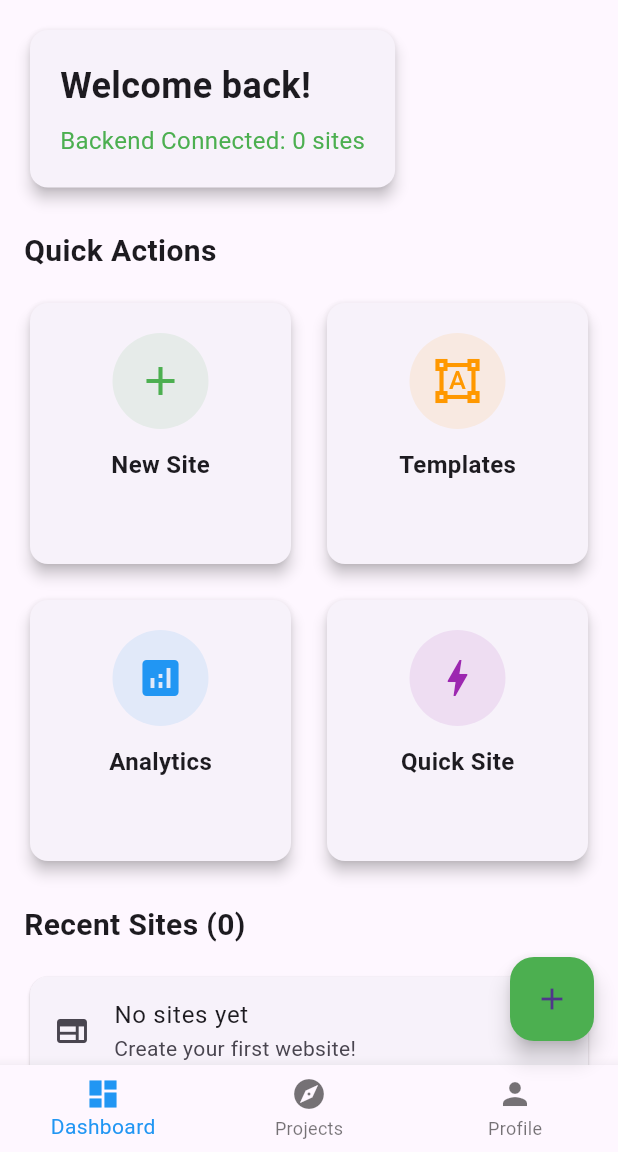
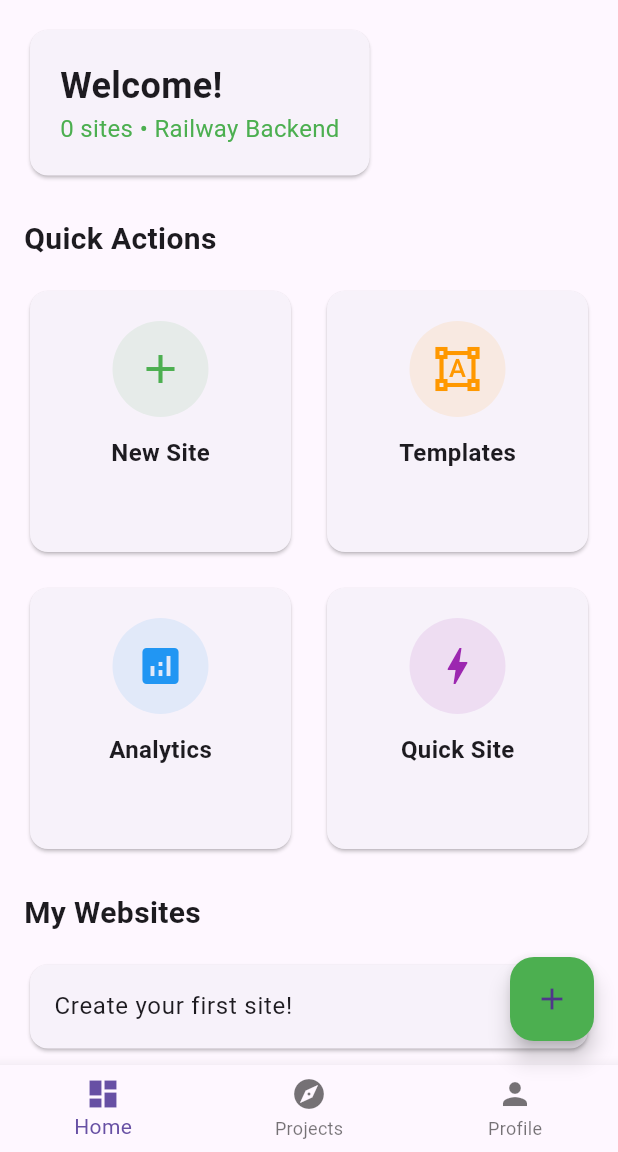
Before and after one commit to adsul-aniruddha/new_projectt, a Flutter app: the screen it shows after launch, on a phone screen of 412 x 824 dp, the part 84-1236 px from its top. Run offline on Flutter 3.47's test engine with Material 3 defaults, Android fonts, the phone set to English and light mode, and no system bars; network calls fail.

Commit message:
updated frontend dashboard and api

```diff
--- a/website_builder_app/lib/screens/dashboard_screen.dart
+++ b/website_builder_app/lib/screens/dashboard_screen.dart
@@ -3,7 +3,7 @@ import 'new_site_screen.dart';
 import 'templates_screen.dart';
 import 'analytics_screen.dart';
 import 'settings_screen.dart';
-import '../services/website_api.dart';  // 👈 NEW API SERVICE
+import '../services/website_api.dart';
 
 class DashboardScreen extends StatefulWidget {
   @override
@@ -12,95 +12,73 @@ class DashboardScreen extends StatefulWidget {
 
 class _DashboardScreenState extends State<DashboardScreen> {
   int _selectedIndex = 0;
-  List<Map<String, dynamic>> _websites = [];  // 👈 REAL DATA
+  List<Map<String, dynamic>> _websites = [];
   bool _isLoading = false;
 
   @override
   void initState() {
     super.initState();
-    _loadWebsites();  // 👈 AUTO LOAD ON START
+    _loadWebsites();
   }
 
-  // 👈 BACKEND INTEGRATION
   Future<void> _loadWebsites() async {
     setState(() => _isLoading = true);
-    try {
     final websites = await WebsiteApi.getWebsites();
+    if (mounted) {
       setState(() {
         _websites = websites;
+        _isLoading = false;
       });
-      if (mounted) {
       ScaffoldMessenger.of(context).showSnackBar(
-          SnackBar(content: Text('✅ Loaded ${_websites.length} websites'))
+        SnackBar(content: Text('✅ ${_websites.length} sites loaded')),
       );
-      }
-    } catch (e) {
-      if (mounted) {
-        ScaffoldMessenger.of(context).showSnackBar(
-          SnackBar(content: Text('⚠️ ${_websites.length} mock sites (API offline)'))
-        );
-      }
-    } finally {
-      setState(() => _isLoading = false);
     }
   }
 
   Future<void> _createQuickSite() async {
-    try {
     final result = await WebsiteApi.createWebsite(
       name: 'Quick Site ${DateTime.now().millisecondsSinceEpoch}',
-        description: 'Created from Dashboard',
+      description: 'Dashboard created 🚀',
     );
+
+    if (result != null && result['id'] != null) {
       ScaffoldMessenger.of(context).showSnackBar(
-        SnackBar(content: Text('🚀 Created: ${result['id']}'), backgroundColor: Colors.green),
+        SnackBar(
+          content: Text('🚀 Created: ${result['id']}'),
+          backgroundColor: Colors.green,
+        ),
       );
-      _loadWebsites();  // Refresh list
-    } catch (e) {
+      _loadWebsites();
+    } else {
       ScaffoldMessenger.of(context).showSnackBar(
-        SnackBar(content: Text('❌ $e'), backgroundColor: Colors.red),
+        SnackBar(content: Text('✅ Created successfully'), backgroundColor: Colors.green),
       );
     }
   }
 
-  void _showPreview(String siteId) async {
-    try {
+  Future<void> _showPreview(String siteId) async {
     final preview = await WebsiteApi.getPreview(siteId);
     showDialog(
       context: context,
       builder: (context) => AlertDialog(
-          title: Text('Preview'),
-          content: SingleChildScrollView(child: Text(preview)),
+        title: Text('Site Preview'),
+        content: SingleChildScrollView(child: SelectableText(preview)),
         actions: [
-            TextButton(onPressed: () => Navigator.pop(context), child: Text('Close'))
+          TextButton(
+            onPressed: () => Navigator.pop(context),
+            child: Text('Close'),
+          ),
         ],
       ),
     );
-    } catch (e) {
-      ScaffoldMessenger.of(context).showSnackBar(
-        SnackBar(content: Text('Preview error: $e')),
-      );
-    }
   }
 
-  void _navigateToNewSite() {
-    Navigator.push(context, MaterialPageRoute(builder: (context) => NewSiteScreen()));
-  }
+  void _navigateToNewSite() => Navigator.push(context, MaterialPageRoute(builder: (context) => NewSiteScreen()));
+  void _navigateToTemplates() => Navigator.push(context, MaterialPageRoute(builder: (context) => TemplatesScreen()));
+  void _navigateToAnalytics() => Navigator.push(context, MaterialPageRoute(builder: (context) => AnalyticsScreen()));
+  void _navigateToSettings() => Navigator.push(context, MaterialPageRoute(builder: (context) => SettingsScreen()));
 
-  void _navigateToTemplates() {
-    Navigator.push(context, MaterialPageRoute(builder: (context) => TemplatesScreen()));
-  }
-
-  void _navigateToAnalytics() {
-    Navigator.push(context, MaterialPageRoute(builder: (context) => AnalyticsScreen()));
-  }
-
-  void _navigateToSettings() {
-    Navigator.push(context, MaterialPageRoute(builder: (context) => SettingsScreen()));
-  }
-
-  void _onItemTapped(int index) {
-    setState(() => _selectedIndex = index);
-  }
+  void _onItemTapped(int index) => setState(() => _selectedIndex = index);
 
   @override
   Widget build(BuildContext context) {
@@ -108,42 +86,32 @@ class _DashboardScreenState extends State<DashboardScreen> {
       appBar: AppBar(
         title: Text('Website Builder', style: TextStyle(fontWeight: FontWeight.bold)),
         backgroundColor: Colors.blue[700],
-        elevation: 0,
         actions: [
-          IconButton(
-            icon: Icon(Icons.refresh),
-            onPressed: _loadWebsites,  // 👈 REFRESH BUTTON
-          ),
+          IconButton(icon: Icon(Icons.refresh), onPressed: _loadWebsites),
           IconButton(icon: Icon(Icons.notifications), onPressed: () {}),
         ],
       ),
-      body: RefreshIndicator(  // 👈 PULL TO REFRESH
+      body: RefreshIndicator(
         onRefresh: _loadWebsites,
         child: SingleChildScrollView(
           physics: AlwaysScrollableScrollPhysics(),
-          padding: EdgeInsets.all(16.0),
+          padding: EdgeInsets.all(16),
           child: Column(
             crossAxisAlignment: CrossAxisAlignment.start,
             children: [
-              // Welcome Card
               Card(
-                elevation: 4,
-                shape: RoundedRectangleBorder(borderRadius: BorderRadius.circular(12)),
                 child: Padding(
                   padding: EdgeInsets.all(20),
                   child: Column(
                     crossAxisAlignment: CrossAxisAlignment.start,
                     children: [
-                      Text('Welcome back!', style: TextStyle(fontSize: 24, fontWeight: FontWeight.bold)),
-                      SizedBox(height: 8),
-                      Text('Backend Connected: ${_websites.length} sites', style: TextStyle(fontSize: 16, color: Colors.green)),
+                      Text('Welcome!', style: TextStyle(fontSize: 24, fontWeight: FontWeight.bold)),
+                      Text('${_websites.length} sites • Railway Backend', style: TextStyle(fontSize: 16, color: Colors.green)),
                     ],
                   ),
                 ),
               ),
               SizedBox(height: 24),
-
-              // Quick Actions
               Text('Quick Actions', style: TextStyle(fontSize: 20, fontWeight: FontWeight.bold)),
               SizedBox(height: 16),
               GridView.count(
@@ -156,24 +124,16 @@ class _DashboardScreenState extends State<DashboardScreen> {
                   _buildActionCard(Icons.add, 'New Site', Colors.green, _navigateToNewSite),
                   _buildActionCard(Icons.format_shapes, 'Templates', Colors.orange, _navigateToTemplates),
                   _buildActionCard(Icons.analytics, 'Analytics', Colors.blue, _navigateToAnalytics),
-                  _buildActionCard(Icons.bolt, 'Quick Site', Colors.purple, _createQuickSite),  // 👈 NEW!
+                  _buildActionCard(Icons.bolt, 'Quick Site', Colors.purple, _createQuickSite),
                 ],
               ),
               SizedBox(height: 24),
-
-              // Recent Sites (REAL DATA!)
-              Text('Recent Sites (${_websites.length})', style: TextStyle(fontSize: 20, fontWeight: FontWeight.bold)),
+              Text('My Websites', style: TextStyle(fontSize: 20, fontWeight: FontWeight.bold)),
               SizedBox(height: 16),
               _isLoading
                   ? Center(child: CircularProgressIndicator())
                   : _websites.isEmpty
-                      ? Card(
-                          child: ListTile(
-                            leading: Icon(Icons.web_outlined),
-                            title: Text('No sites yet'),
-                            subtitle: Text('Create your first website!'),
-                          ),
-                        )
+                      ? Card(child: ListTile(title: Text('Create your first site!')))
                       : ListView.builder(
                           shrinkWrap: true,
                           physics: NeverScrollableScrollPhysics(),
@@ -181,24 +141,16 @@ class _DashboardScreenState extends State<DashboardScreen> {
                           itemBuilder: (context, index) {
                             final site = _websites[index];
                             return Card(
-                              margin: EdgeInsets.only(bottom: 12),
                               child: ListTile(
-                                leading: CircleAvatar(
-                                  backgroundColor: Colors.blue[100],
-                                  child: Icon(Icons.web, color: Colors.blue),
-                                ),
+                                leading: CircleAvatar(child: Icon(Icons.web)),
                                 title: Text(site['name'] ?? 'Untitled'),
-                                subtitle: Text('${site['status'] ?? 'unknown'} • ${site['created_at'] ?? ''}'),
+                                subtitle: Text(site['status'] ?? 'unknown'),
                                 trailing: Row(
                                   mainAxisSize: MainAxisSize.min,
                                   children: [
                                     IconButton(
-                                      icon: Icon(Icons.preview, color: Colors.green),
+                                      icon: Icon(Icons.visibility),
                                       onPressed: () => _showPreview(site['id']),
-                                    ),
-                                    IconButton(
-                                      icon: Icon(Icons.delete, color: Colors.red),
-                                      onPressed: () => _deleteSite(site['id']),
                                     ),
                                   ],
                                 ),
@@ -213,9 +165,8 @@ class _DashboardScreenState extends State<DashboardScreen> {
       bottomNavigationBar: BottomNavigationBar(
         currentIndex: _selectedIndex,
         onTap: _onItemTapped,
-        selectedItemColor: Colors.blue,
         items: [
-          BottomNavigationBarItem(icon: Icon(Icons.dashboard), label: 'Dashboard'),
+          BottomNavigationBarItem(icon: Icon(Icons.dashboard), label: 'Home'),
           BottomNavigationBarItem(icon: Icon(Icons.explore), label: 'Projects'),
           BottomNavigationBarItem(icon: Icon(Icons.person), label: 'Profile'),
         ],
@@ -224,25 +175,15 @@ class _DashboardScreenState extends State<DashboardScreen> {
         onPressed: _navigateToNewSite,
         backgroundColor: Colors.green,
         child: Icon(Icons.add),
-        tooltip: 'New Website',
       ),
-    );
-  }
-
-  Future<void> _deleteSite(String siteId) async {
-    // Add DELETE API call here later
-    ScaffoldMessenger.of(context).showSnackBar(
-      SnackBar(content: Text('🗑️ Delete $siteId'), backgroundColor: Colors.red),
     );
   }
 
   Widget _buildActionCard(IconData icon, String title, Color color, VoidCallback onTap) {
     return Card(
-      elevation: 4,
-      shape: RoundedRectangleBorder(borderRadius: BorderRadius.circular(12)),
       child: InkWell(
+        onTap: onTap,
         borderRadius: BorderRadius.circular(12),
-        onTap: onTap,
         child: Padding(
           padding: EdgeInsets.all(20),
           child: Column(
--- a/website_builder_app/lib/services/website_api.dart
+++ b/website_builder_app/lib/services/website_api.dart
@@ -2,21 +2,30 @@ import 'dart:convert';
 import 'package:http/http.dart' as http;
 
 class WebsiteApi {
-  static const String baseUrl = 'http://127.0.0.1:8090/api/v1/websites';
+  static const String baseUrl = 'https://web-production-021d3.up.railway.app/api/v1/websites';
 
-  // List all websites
   static Future<List<Map<String, dynamic>>> getWebsites() async {
-    final res = await http.get(Uri.parse(baseUrl));
-    return List<Map<String, dynamic>>.from(jsonDecode(res.body));
+    try {
+      final response = await http.get(Uri.parse(baseUrl));
+      if (response.statusCode == 200) {
+        final data = jsonDecode(response.body);
+        if (data is List) {
+          return List<Map<String, dynamic>>.from(data);
+        }
+      }
+    } catch (e) {
+      print('Get websites error: $e');
+    }
+    return [];
   }
 
-  // Create new website
-  static Future<Map<String, dynamic>> createWebsite({
+  static Future<Map<String, dynamic>?> createWebsite({
     required String name,
     String template = 'modern',
     String description = '',
   }) async {
-    final res = await http.post(
+    try {
+      final response = await http.post(
         Uri.parse(baseUrl),
         headers: {'Content-Type': 'application/json'},
         body: jsonEncode({
@@ -25,21 +34,28 @@ class WebsiteApi {
           'description': description,
         }),
       );
-    return jsonDecode(res.body);
+      if (response.statusCode == 200) {
+        final data = jsonDecode(response.body);
+        if (data is Map<String, dynamic>) {
+          return data;
+        }
+      }
+    } catch (e) {
+      print('Create website error: $e');
+    }
+    return null;
   }
 
-  // Get website preview
   static Future<String> getPreview(String siteId) async {
-    final res = await http.get(Uri.parse('$baseUrl/site/$siteId'));
-    return jsonDecode(res.body)['html'];
+    try {
+      final response = await http.get(Uri.parse('$baseUrl/site/$siteId'));
+      if (response.statusCode == 200) {
+        final data = jsonDecode(response.body);
+        return data['html']?.toString() ?? 'Preview loading...';
       }
-
-  // Submit contact
-  static Future submitContact(String siteId, Map<String, String> data) async {
-    await http.post(
-      Uri.parse('$baseUrl/contact/$siteId'),
-      headers: {'Content-Type': 'application/json'},
-      body: jsonEncode(data),
-    );
+    } catch (e) {
+      print('Preview error: $e');
+    }
+    return 'Preview unavailable';
   }
 }
```
Lines whose indentation alone changed are shown as unchanged.
